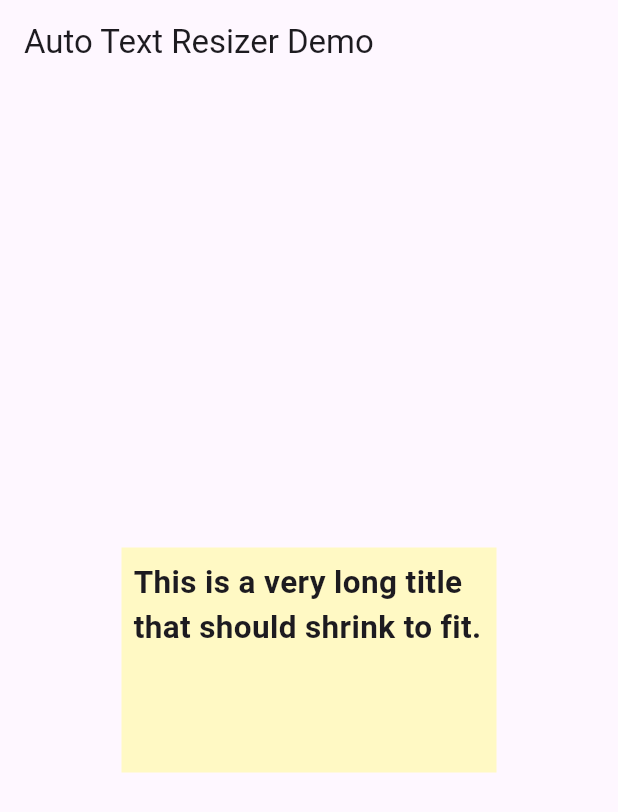
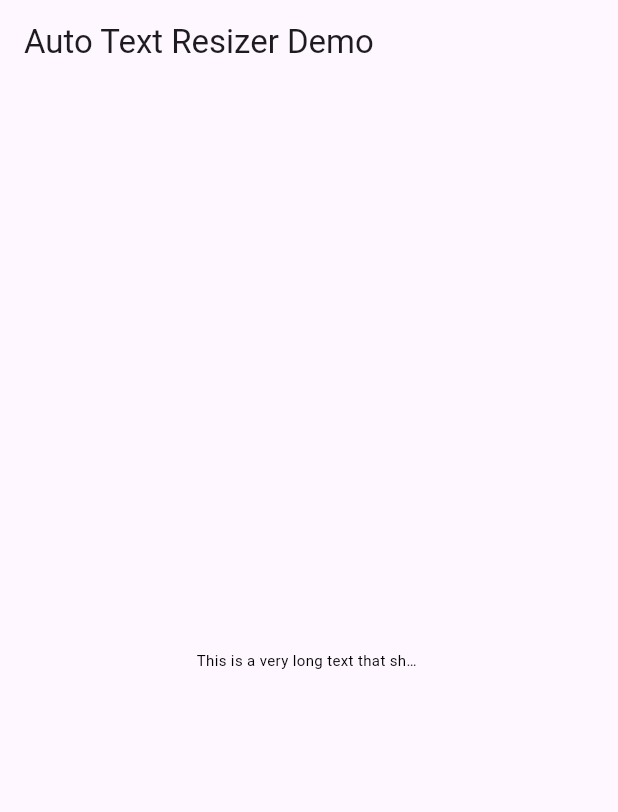
Before and after one commit to sawriyasoni09/auto_text_resizer, a Flutter app: the screen it shows after launch, on a phone screen of 412 x 824 dp. Shown: the top 812 px of the screen. Run offline on Flutter 3.47's test engine with Material 3 defaults, Android fonts, the phone set to English and light mode, and no system bars.

Commit message:
Update example and fix pubspec files for publish

```diff
--- a/example/lib/auto_text_resizer.dart
+++ /dev/null
@@ -1,3 +0,0 @@
-library auto_text_resizer;
-
-export 'src/auto_text.dart';
--- a/example/lib/main.dart
+++ b/example/lib/main.dart
@@ -1,5 +1,5 @@
+import 'package:flutter/material.dart';
 import 'package:auto_text_resizer/auto_text_resizer.dart';
-import 'package:flutter/material.dart';
 
 void main() {
   runApp(const MyApp());
@@ -12,18 +12,14 @@ class MyApp extends StatelessWidget {
   Widget build(BuildContext context) {
     return MaterialApp(
       home: Scaffold(
-        appBar: AppBar(title: const Text("Auto Text Resizer Demo",)),
+        appBar: AppBar(title: const Text("Auto Text Resizer Demo")),
         body: Center(
-          child: Container(
-            color: Colors.yellow[100],
-            width: 250,
-            height: 150,
-            padding: const EdgeInsets.all(8),
-            child: const AutoText(
-              "This is a very long title that should shrink to fit.",
-              style: TextStyle(fontWeight: FontWeight.bold),
-              maxLines: 2,
-              minFontSize: 8,
+          child: SizedBox(
+            width: 150, // try different widths
+            child: AutoText(
+              "This is a very long text that should shrink!",
+              style: const TextStyle(color: Colors.black),
+              minFontSize: 10,
               maxFontSize: 30,
             ),
           ),
--- a/lib/auto_text_resizer.dart
+++ b/lib/auto_text_resizer.dart
@@ -1,5 +1,3 @@
-/// A Calculator.
-class Calculator {
-  /// Returns [value] plus 1.
-  int addOne(int value) => value + 1;
-}
+library auto_text_resizer;
+
+export 'src/auto_text.dart';
--- a/example/lib/src/auto_text.dart
+++ b/lib/src/auto_text.dart
@@ -1,10 +1,10 @@
-import 'package:flutter/widgets.dart';
+import 'package:flutter/material.dart';
 
 class AutoText extends StatelessWidget {
   final String text;
   final TextStyle? style;
-  final TextAlign? textAlign;
   final int maxLines;
+  final TextAlign textAlign;
   final double minFontSize;
   final double maxFontSize;
 
@@ -12,10 +12,10 @@ class AutoText extends StatelessWidget {
       this.text, {
         super.key,
         this.style,
-        this.textAlign,
         this.maxLines = 1,
-        this.minFontSize = 10,
-        this.maxFontSize = 100,
+        this.textAlign = TextAlign.start,
+        this.minFontSize = 12,
+        this.maxFontSize = 40,
       });
 
   @override
@@ -26,26 +26,30 @@ class AutoText extends StatelessWidget {
 
         final textPainter = TextPainter(
           text: TextSpan(text: text, style: style?.copyWith(fontSize: fontSize)),
+          textDirection: TextDirection.ltr,
           maxLines: maxLines,
-          textDirection: TextDirection.ltr,
         );
 
         while (fontSize > minFontSize) {
-          textPainter.text = TextSpan(text: text, style: style?.copyWith(fontSize: fontSize));
+          textPainter.text =
+              TextSpan(text: text, style: style?.copyWith(fontSize: fontSize));
           textPainter.layout(maxWidth: constraints.maxWidth);
 
-          if (!textPainter.didExceedMaxLines && textPainter.width <= constraints.maxWidth) {
+          if (textPainter.didExceedMaxLines ||
+              textPainter.width > constraints.maxWidth) {
+            fontSize -= 1;
+          } else {
             break;
           }
-          fontSize -= 1;
         }
 
         return Text(
           text,
-          style: style?.copyWith(fontSize: fontSize) ?? TextStyle(fontSize: fontSize),
-          textAlign: textAlign,
+          style: style?.copyWith(fontSize: fontSize) ??
+              TextStyle(fontSize: fontSize),
           maxLines: maxLines,
           overflow: TextOverflow.ellipsis,
+          textAlign: textAlign,
         );
       },
     );
--- a/pubspec.yaml
+++ b/pubspec.yaml
@@ -3,7 +3,7 @@ description: >
   A lightweight Flutter widget that automatically adjusts and resizes text
   to perfectly fit within its container. Ideal for dynamic layouts, buttons,
   cards, and titles where text size must adapt to available space.
-version: 1.0.0
+version: 1.0.1
 homepage: https://github.com/sawriyasoni09/auto_text_resizer
 repository: https://github.com/sawriyasoni09/auto_text_resizer
 issue_tracker: https://github.com/sawriyasoni09/auto_text_resizer/issues
```
Also changed, not shown: example/pubspec.yaml (+8 -18 lines), example/pubspec.lock, 5 other files.
